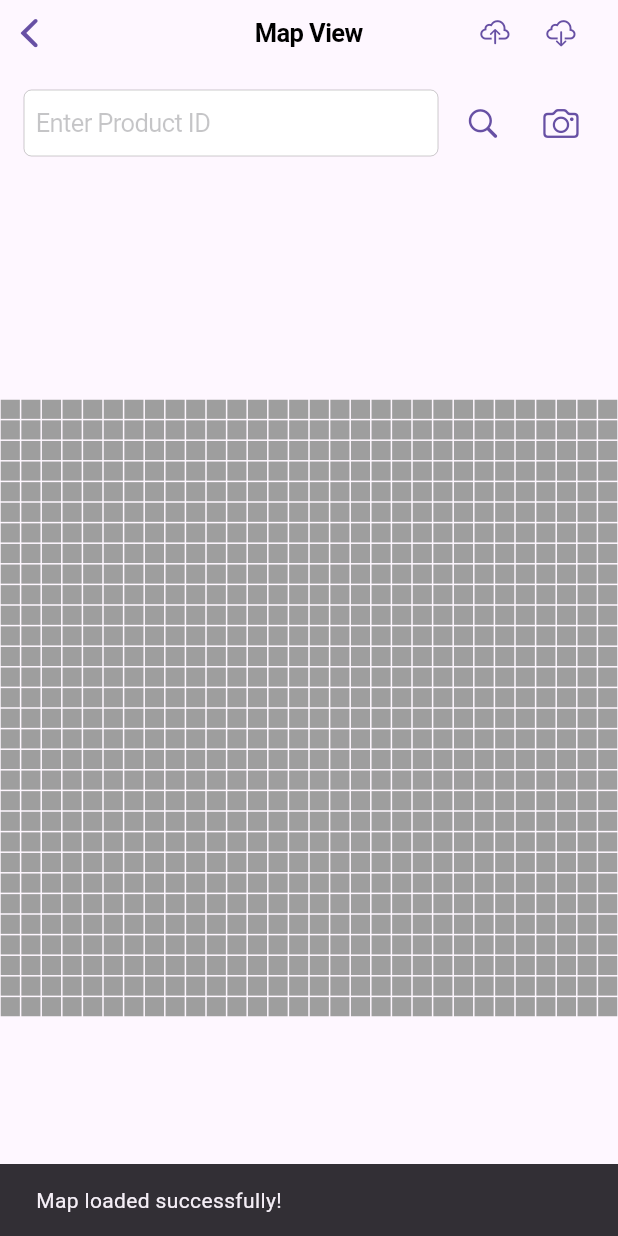
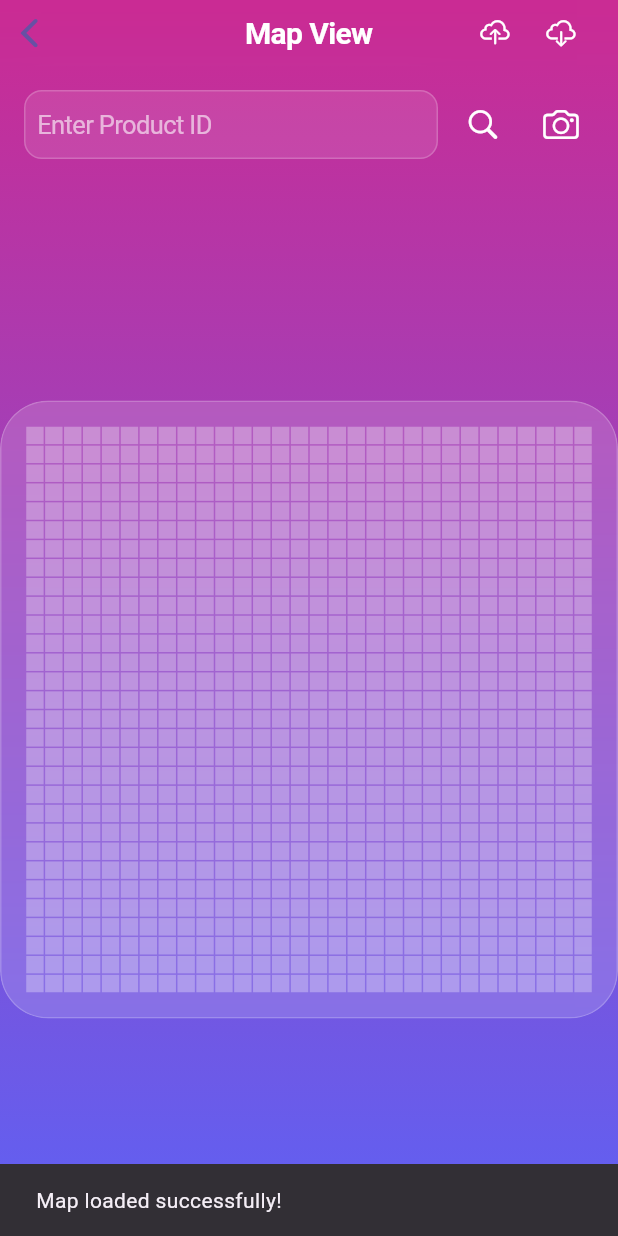
Before and after one commit to GabrielChavesM/StockFlow, a Flutter app: the MapPage screen opened directly, on a phone screen of 412 x 824 dp. Run offline on Flutter 3.47's test engine with Material 3 defaults, Android fonts, the phone set to English and light mode, and no system bars; our stand-ins replace cloud_firestore, firebase_auth, firebase_core, flutter_svg, google_sign_in; missing offline and left inert: barcode, mobile_scanner; accounts and stored records are empty.

Commit message:
feat: Map page and Notifications page style enhance Locations and Warehouse pop up style enhance

```diff
--- a/lib/presentation/map_page.dart
+++ b/lib/presentation/map_page.dart
@@ -1,4 +1,6 @@
 // ignore_for_file: unused_element, unnecessary_cast, unused_field, use_key_in_widget_constructors, library_private_types_in_public_api, sort_child_properties_last, no_leading_underscores_for_local_identifiers, deprecated_member_use
+
+import 'dart:ui';
 
 import 'package:flutter/cupertino.dart';
 import 'package:flutter/foundation.dart';
@@ -14,9 +16,10 @@ class MapPage extends StatefulWidget {
 }
 
 class _MapPageState extends State<MapPage> {
+  // A 30x30 grid of shelfs, each represented by a Block object
   final List<Block> _matrix = List.generate(
     30 * 30,
-    (index) => Block(color: Colors.grey, name: null),
+    (index) => Block(color: Colors.white30, name: null),
   );
 
   final TextEditingController _nameController = TextEditingController();
@@ -34,20 +37,37 @@ class _MapPageState extends State<MapPage> {
 @override
 Widget build(BuildContext context) {
   return Scaffold(
-      body: CupertinoPageScaffold(
+    body: Container(
+      decoration: BoxDecoration(
+        gradient: LinearGradient(
+          colors: [
+            hexStringToColor("CB2B93"),
+            hexStringToColor("9546C4"),
+            hexStringToColor("5E61F4"),
+          ],
+          begin: Alignment.topCenter,
+          end: Alignment.bottomCenter,
+        ),
+      ),
+      child: CupertinoPageScaffold(
+        backgroundColor: Colors.transparent, // Important: transparent to see the gradient
         navigationBar: CupertinoNavigationBar(
-          middle: const Text('Map View'),
+          middle: const Text('Map View',
+              style: TextStyle(
+                color: Colors.white,
+                fontSize: 20,
+              )),
           trailing: Row(
             mainAxisSize: MainAxisSize.min,
             children: [
               CupertinoButton(
                 padding: EdgeInsets.zero,
-                child: const Icon(CupertinoIcons.cloud_upload),
+                child: const Icon(CupertinoIcons.cloud_upload, color: Colors.white),
                 onPressed: _saveBlocksToFirebase,
               ),
               CupertinoButton(
                 padding: EdgeInsets.zero,
-                child: const Icon(CupertinoIcons.cloud_download),
+                child: const Icon(CupertinoIcons.cloud_download, color: Colors.white),
                 onPressed: _loadBlocksFromFirebase,
               ),
             ],
@@ -63,8 +83,20 @@ class _MapPageState extends State<MapPage> {
                   minScale: 0.5,
                   maxScale: 5.0,
                   child: Center(
+                    child: ClipRRect(
+                      borderRadius: BorderRadius.circular(32.0),
+                      child: BackdropFilter(
+                        filter: ImageFilter.blur(sigmaX: 12.0, sigmaY: 12.0),
+                        child: Container(
+                          padding: const EdgeInsets.all(16.0),
+                          decoration: BoxDecoration(
+                            color: Colors.white.withOpacity(0.15),
+                            borderRadius: BorderRadius.circular(32.0),
+                            border: Border.all(color: Colors.white.withOpacity(0.2)),
+                          ),
                           child: GridView.builder(
                             shrinkWrap: true,
+                            physics: const NeverScrollableScrollPhysics(),
                             gridDelegate: const SliverGridDelegateWithFixedCrossAxisCount(
                               crossAxisCount: 30,
                             ),
@@ -78,7 +110,7 @@ class _MapPageState extends State<MapPage> {
                                 child: Container(
                                   margin: const EdgeInsets.all(0.5),
                                   color: isSelected
-                                ? Colors.blue // Highlight the selected block
+                                      ? Colors.blue
                                       : block.color,
                                   child: Center(
                                     child: Text(
@@ -96,12 +128,17 @@ class _MapPageState extends State<MapPage> {
                         ),
                       ),
                     ),
+                  ),
+                ),
+              ),
             ],
+          ),
         ),
       ),
     ),
   );
 }
+
 
   Widget _buildSearchBar() {
     return Padding(
@@ -113,18 +150,29 @@ class _MapPageState extends State<MapPage> {
               controller: _productIdController,
               placeholder: 'Enter Product ID',
               padding: const EdgeInsets.symmetric(horizontal: 8.0, vertical: 12.0),
+              decoration: BoxDecoration(
+                color: Colors.white.withOpacity(0.1), // lower opacity
+                borderRadius: BorderRadius.circular(12.0),
+                border: Border.all(color: Colors.white.withOpacity(0.2)),
+              ),
+              style: const TextStyle(
+                color: Colors.white, // text color
+              ),
+              placeholderStyle: TextStyle(
+                color: Colors.white.withOpacity(0.6), // placeholder color
+              ),
             ),
           ),
           const SizedBox(width: 8.0),
           CupertinoButton(
             padding: EdgeInsets.zero,
-            child: const Icon(CupertinoIcons.search, size: 24),
+            child: const Icon(CupertinoIcons.search, size: 24, color: Colors.white),
             onPressed: _highlightBlockByProductId,
           ),
           const SizedBox(width: 8.0),
           CupertinoButton(
             padding: EdgeInsets.zero,
-            child: const Icon(CupertinoIcons.camera, size: 24),
+            child: const Icon(CupertinoIcons.camera, size: 24, color: Colors.white),
             onPressed: _scanBarcode,
           ),
         ],
@@ -152,7 +200,7 @@ class _MapPageState extends State<MapPage> {
             name: _matrix[_selectedBlockIndex!].name,
           );
           // Reset the old block
-          _matrix[_selectedBlockIndex!] = Block(color: Colors.grey, name: null);
+          _matrix[_selectedBlockIndex!] = Block(color: Colors.white30, name: null);
           _isMoveMode = false; // Exit move mode
           _selectedBlockIndex = null; // Clear the selected block
         });
@@ -237,7 +285,7 @@ class _MapPageState extends State<MapPage> {
                   onPressed: () {
                     setState(() {
                       block.name = null;
-                      block.color = Colors.grey;
+                      block.color = Colors.white30;
                     });
                     Navigator.of(context).pop(); // Close the dialog
                   },
@@ -318,7 +366,7 @@ class _MapPageState extends State<MapPage> {
         if (blockIndex != -1) {
           setState(() {
             for (var block in _matrix) {
-              block.color = block.name == null ? Colors.grey : Colors.brown;
+              block.color = block.name == null ? Colors.white30 : Colors.brown;
             }
             _matrix[blockIndex].color = Colors.yellow;
           });
@@ -456,7 +504,7 @@ class _MapPageState extends State<MapPage> {
           .asMap()
           .entries
           .where((entry) =>
-              entry.value.name != null || entry.value.color != Colors.grey)
+              entry.value.name != null || entry.value.color != Colors.white30)
           .map((entry) {
         final index = entry.key;
         final row = index ~/ 30;
@@ -530,3 +578,11 @@ class Block {
 
   Block({required this.color, this.name});
 }
+
+Color hexStringToColor(String hexColor) {
+  hexColor = hexColor.toUpperCase().replaceAll("#", "");
+  if (hexColor.length == 6) {
+    hexColor = "FF$hexColor";
+  }
+  return Color(int.parse(hexColor, radix: 16));
+}
--- a/lib/presentation/warehouse_presentation.dart
+++ b/lib/presentation/warehouse_presentation.dart
@@ -145,9 +145,13 @@ class _WarehouseFilteredPageState extends State<WarehouseFilteredPage> {
       context: context,
       builder: (BuildContext context) {
         return CupertinoAlertDialog(
-          title: Text("Edit Location"),
+          title: Text("Edit Warehouse Location"),
           content: Column(
             children: [
+              Text(
+                "Change location for ${data['name'] ?? "Sem nome"}",
+                style: TextStyle(fontSize: 18),
+              ),
               SizedBox(height: 12),
               CupertinoTextField(
                 controller: locationController,
--- a/lib/screens/home_page.dart
+++ b/lib/screens/home_page.dart
@@ -55,7 +55,7 @@ class _HomePageState extends State<HomePage> {
       {'name': 'Stock Locations', 'icon': Icons.business, 'page': LocationsPage()},
       {'name': 'Warehouse Stock', 'icon': Icons.local_shipping, 'page': WarehouseFilteredPage()},
       {'name': 'Stock Brakes', 'icon': Icons.remove_shopping_cart, 'page': ReturnPage()},
-      {'name': 'Notifications & Alerts', 'icon': Icons.notifications, 'page': NotificationsPage()},
+      {'name': 'Notifications & Messages', 'icon': Icons.notifications, 'page': NotificationsPage()},
       {'name': 'Account Settings', 'icon': Icons.settings, 'page': AccountSettingsPage(onNameChanged: _updateUserName)},
       {'name': 'Help', 'icon': Icons.help, 'page': HelpPage()},
       {'name': 'Sign Out', 'icon': Icons.logout, 'page': null},
```
Also changed, not shown: lib/presentation/account_settings_presentation.dart (+12 -12 lines), lib/presentation/locations_presentation.dart (+6 -1 lines), lib/presentation/return_presentation.dart (+19 -6 lines), 1 other file. Lines whose indentation alone changed are shown as unchanged.
